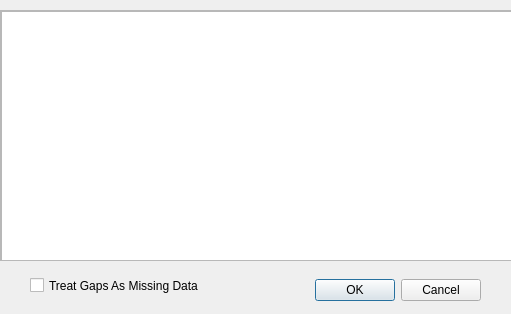
This is gui/Morphy/charactersdialog.ui in mbrazeau/MorphyWeb as Qt 5 draws it before an edit. The edited form follows.
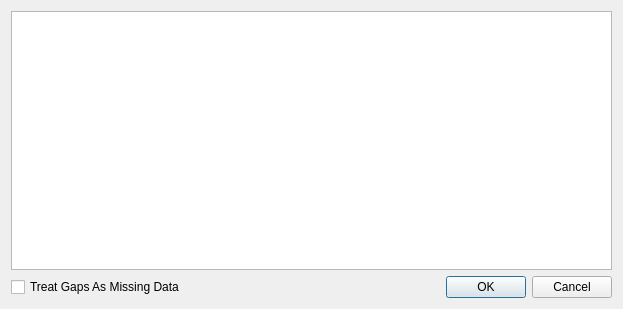
This is the edited form.

Commit message: changes to layouts, nicer look

```diff
--- a/gui/Morphy/charactersdialog.ui
+++ b/gui/Morphy/charactersdialog.ui
@@ -6,59 +6,16 @@
    <rect>
     <x>0</x>
     <y>0</y>
-    <width>511</width>
-    <height>314</height>
+    <width>623</width>
+    <height>309</height>
    </rect>
   </property>
   <property name="windowTitle">
    <string>Character Settings</string>
   </property>
-  <widget class="QDialogButtonBox" name="buttonBox">
-   <property name="geometry">
-    <rect>
-     <x>290</x>
-     <y>270</y>
-     <width>191</width>
-     <height>41</height>
-    </rect>
-   </property>
-   <property name="orientation">
-    <enum>Qt::Horizontal</enum>
-   </property>
-   <property name="standardButtons">
-    <set>QDialogButtonBox::Cancel|QDialogButtonBox::Ok</set>
-   </property>
-  </widget>
-  <widget class="QScrollArea" name="scrollArea">
-   <property name="geometry">
-    <rect>
-     <x>0</x>
-     <y>10</y>
-     <width>521</width>
-     <height>251</height>
-    </rect>
-   </property>
-   <property name="widgetResizable">
-    <bool>true</bool>
-   </property>
-   <widget class="QWidget" name="scrollAreaWidgetContents">
-    <property name="geometry">
-     <rect>
-      <x>0</x>
-      <y>0</y>
-      <width>519</width>
-      <height>249</height>
-     </rect>
-    </property>
+  <layout class="QGridLayout" name="gridLayout">
+   <item row="0" column="0" colspan="3">
     <widget class="QTableWidget" name="tableWidget">
-     <property name="geometry">
-      <rect>
-       <x>0</x>
-       <y>0</y>
-       <width>511</width>
-       <height>251</height>
-      </rect>
-     </property>
      <property name="columnCount">
       <number>0</number>
      </property>
@@ -75,21 +32,25 @@
       <bool>false</bool>
      </attribute>
     </widget>
-   </widget>
-  </widget>
-  <widget class="QCheckBox" name="checkBox">
-   <property name="geometry">
-    <rect>
-     <x>30</x>
-     <y>270</y>
-     <width>271</width>
-     <height>31</height>
-    </rect>
-   </property>
-   <property name="text">
-    <string>Treat Gaps As Missing Data</string>
-   </property>
-  </widget>
+   </item>
+   <item row="1" column="0">
+    <widget class="QCheckBox" name="checkBox">
+     <property name="text">
+      <string>Treat Gaps As Missing Data</string>
+     </property>
+    </widget>
+   </item>
+   <item row="1" column="2">
+    <widget class="QDialogButtonBox" name="buttonBox">
+     <property name="orientation">
+      <enum>Qt::Horizontal</enum>
+     </property>
+     <property name="standardButtons">
+      <set>QDialogButtonBox::Cancel|QDialogButtonBox::Ok</set>
+     </property>
+    </widget>
+   </item>
+  </layout>
  </widget>
  <resources/>
  <connections>
```
The commit also changes 3 other files.
